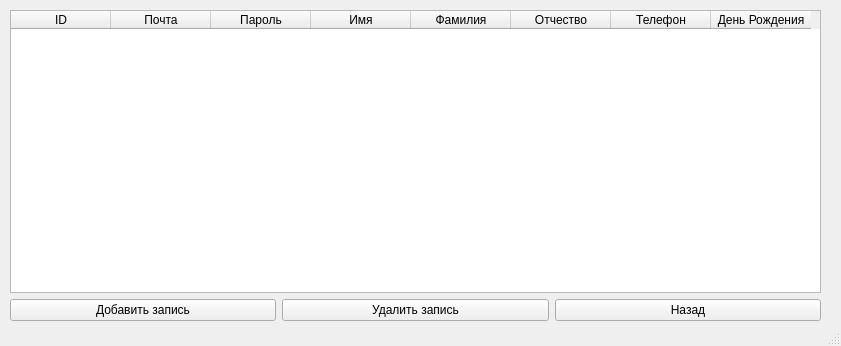
The window that data/etc/AdminUsers.ui (Substance-live/Train_application) describes before a commit, drawn with Qt 5.
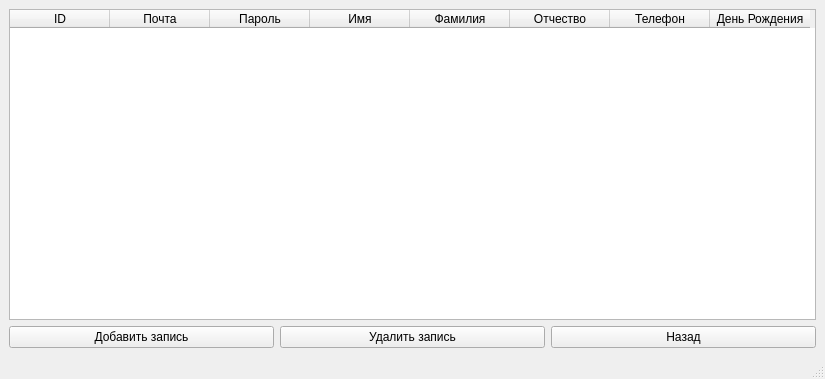
The same window after the commit.

```diff
--- a/data/etc/AdminUsers.ui
+++ b/data/etc/AdminUsers.ui
@@ -6,23 +6,16 @@
    <rect>
     <x>0</x>
     <y>0</y>
-    <width>841</width>
-    <height>346</height>
+    <width>825</width>
+    <height>379</height>
    </rect>
   </property>
   <property name="windowTitle">
    <string>AdminUsers</string>
   </property>
   <widget class="QWidget" name="centralwidget">
-   <widget class="QWidget" name="layoutWidget">
-    <property name="geometry">
-     <rect>
-      <x>10</x>
-      <y>10</y>
-      <width>811</width>
-      <height>311</height>
-     </rect>
-    </property>
+   <layout class="QGridLayout" name="gridLayout_2">
+    <item row="0" column="0">
     <layout class="QGridLayout" name="gridLayout">
      <item row="1" column="0">
       <widget class="QPushButton" name="but_add">
@@ -134,7 +127,8 @@
       </widget>
      </item>
     </layout>
-   </widget>
+    </item>
+   </layout>
   </widget>
   <widget class="QStatusBar" name="statusbar"/>
  </widget>
```
Lines whose indentation alone changed are shown as unchanged.
